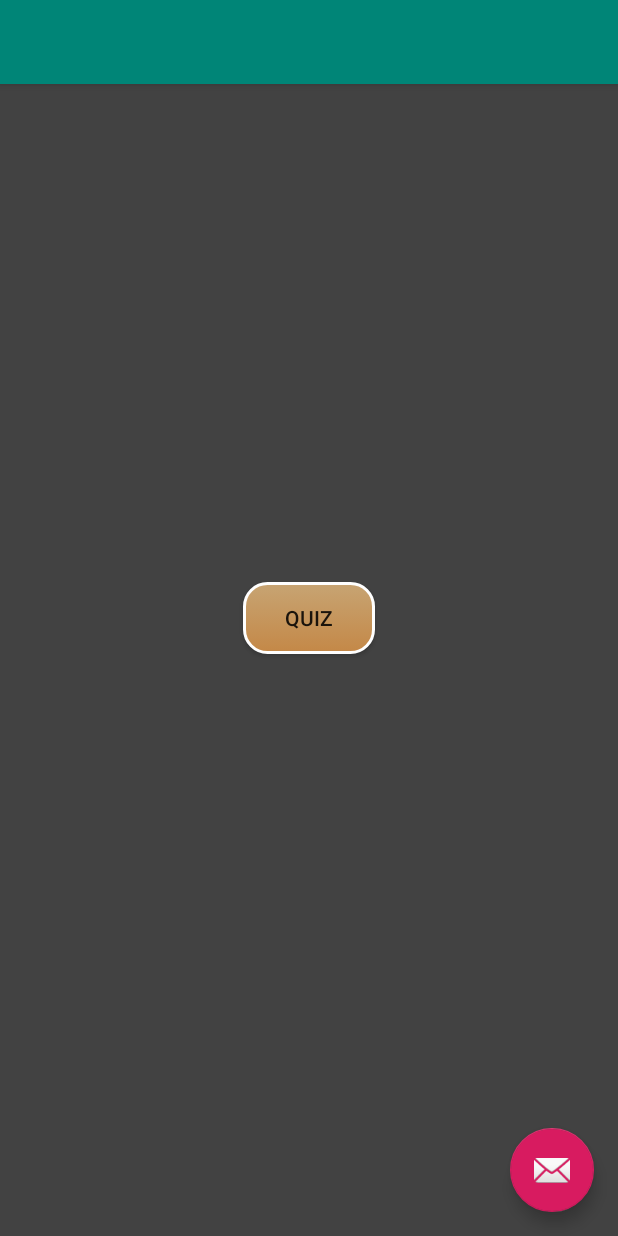
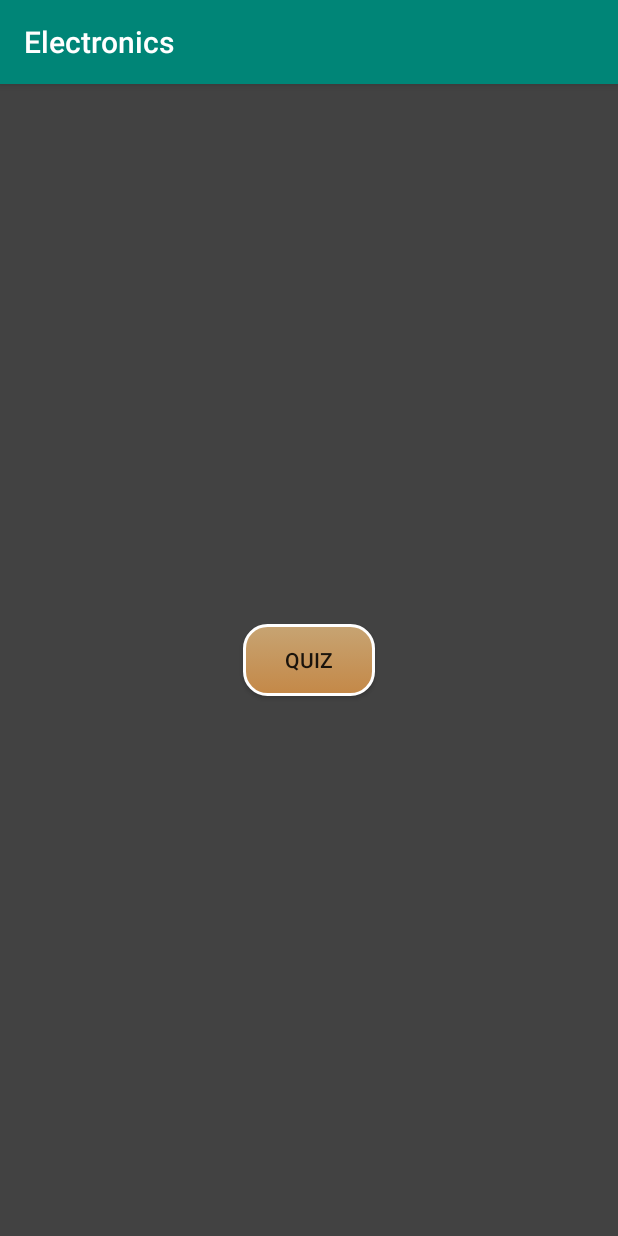
Before and after one commit to Team-CodeHouse/Electronics, an Android app: the screen it shows after launch (SelectCategories), on a phone screen of 412 x 824 dp. Run offline under Robolectric (Android 15) with nearby library versions, the phone set to English and light mode, and no system bars.

Commit message:
Small Changes on Layout

```diff
--- a/app/src/main/AndroidManifest.xml
+++ b/app/src/main/AndroidManifest.xml
@@ -13,12 +13,13 @@
         <activity
             android:name=".SelectCategories"
             android:label="Electronics"
-            android:theme="@style/AppTheme.NoActionBar">
+         >
             <intent-filter>
                 <action android:name="android.intent.action.MAIN" />
                 <category android:name="android.intent.category.LAUNCHER" />
             </intent-filter>
         </activity>
+
         <activity android:name=".MainQuiz" />
         <activity android:name=".MainActivity">
 
--- a/app/src/main/res/layout/activity_select_categories.xml
+++ b/app/src/main/res/layout/activity_select_categories.xml
@@ -6,27 +6,8 @@
     android:layout_height="match_parent"
     tools:context=".SelectCategories">
 
-    <com.google.android.material.appbar.AppBarLayout
-        android:layout_width="match_parent"
-        android:layout_height="wrap_content"
-        android:theme="@style/AppTheme.AppBarOverlay">
 
-        <androidx.appcompat.widget.Toolbar
-            android:id="@+id/toolbar"
-            android:layout_width="match_parent"
-            android:layout_height="?attr/actionBarSize"
-            android:background="?attr/colorPrimary"
-            app:popupTheme="@style/AppTheme.PopupOverlay" />
 
-    </com.google.android.material.appbar.AppBarLayout>
-
-    <com.google.android.material.floatingactionbutton.FloatingActionButton
-        android:id="@+id/fab"
-        android:layout_width="wrap_content"
-        android:layout_height="wrap_content"
-        android:layout_gravity="bottom|end"
-        android:layout_margin="@dimen/fab_margin"
-        app:srcCompat="@android:drawable/ic_dialog_email" />
 
     <include layout="@layout/content_select_categories" />
 
```
